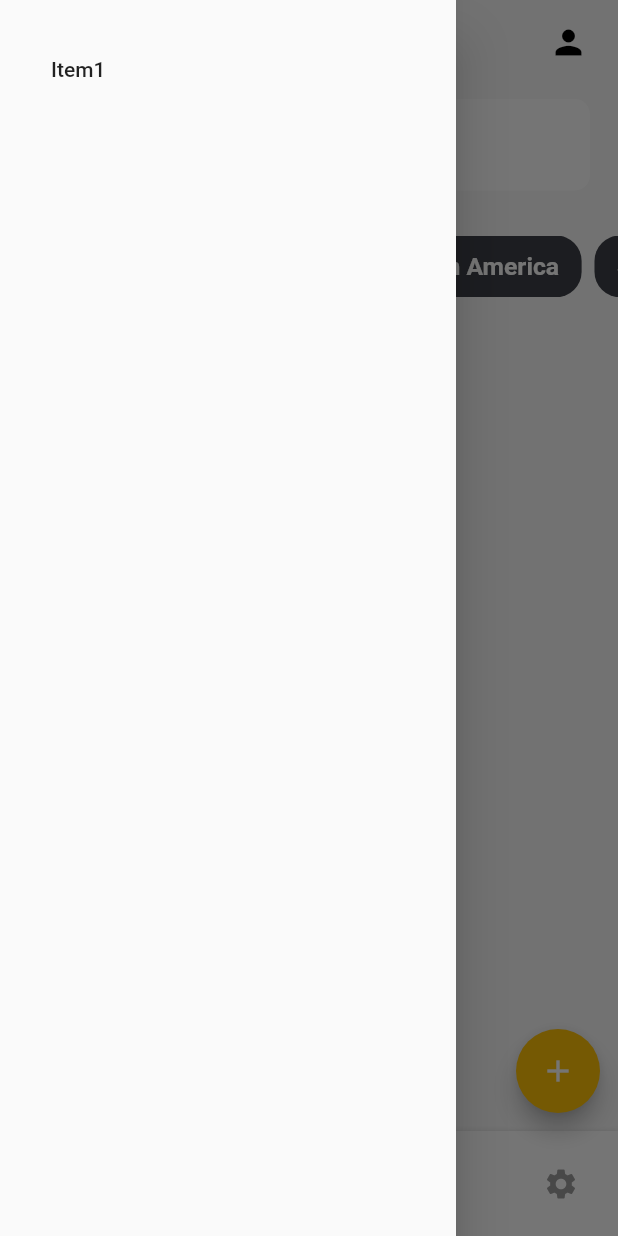
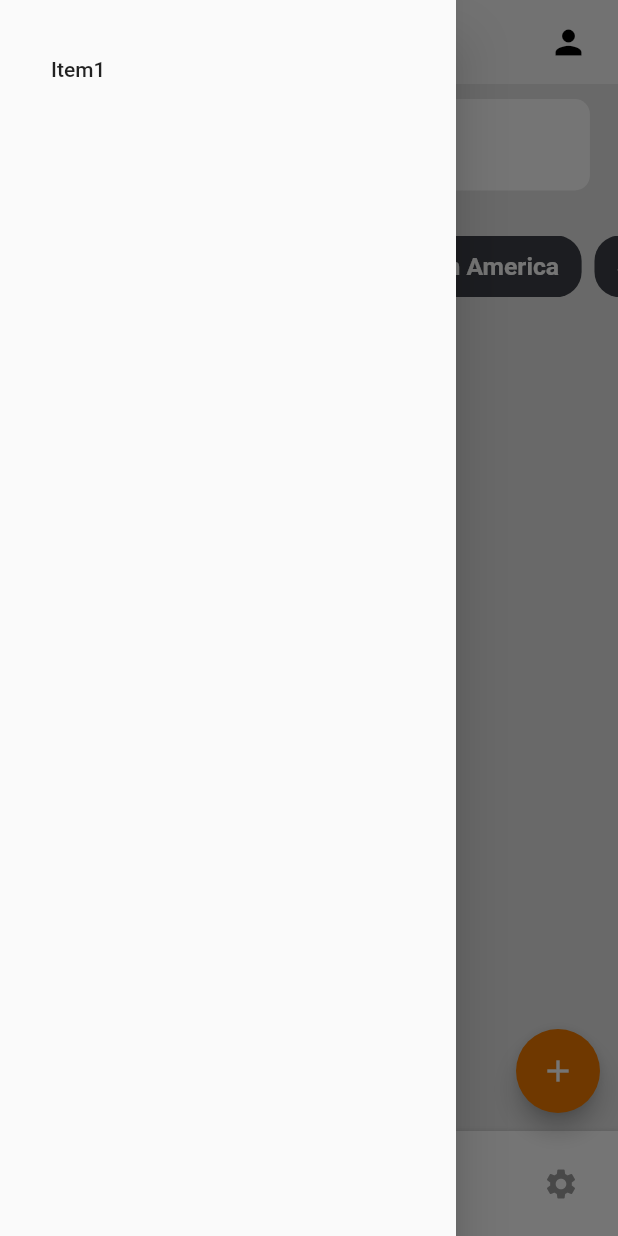
Before and after one commit to SlimanovQ8/tripflutter, a Flutter app: the HomePage screen opened by its route, with the side drawer open, on a phone screen of 412 x 824 dp. Run offline on Flutter 3.47's test engine with Material 2 defaults, Android fonts, the phone set to English and light mode, and no system bars; our stand-ins replace dio, font_awesome_flutter, go_router, image_picker, shared_preferences, smooth_page_indicator; missing offline and left inert: jwt_decode; accounts and stored records are empty; network calls fail.

Commit message:
latest update

```diff
--- a/lib/Pages/HomePage.dart
+++ b/lib/Pages/HomePage.dart
@@ -21,17 +21,19 @@ class _HomePageState extends State<HomePage> {
 
   Widget build(BuildContext context) {
     return Consumer<AuthProvider>(
-        builder: (context, authProvider, child) =>
-       Scaffold(
-        backgroundColor: Color(0xffF8F8F8),
+      builder: (context, authProvider, child) => Scaffold(
+        backgroundColor: Color.fromARGB(255, 228, 228, 228),
         appBar: AppBar(
           backgroundColor: Color(0xffF8F8F8),
           elevation: 0.0,
           iconTheme: IconThemeData(color: Colors.black),
-          title: Text("Welcome ${authProvider.user.username}", style: TextStyle(
+          title: Text(
+            "Welcome ${authProvider.user.username}",
+            style: TextStyle(
               color: Colors.black,
               fontSize: 20,
-          ),),
+            ),
+          ),
           centerTitle: true,
           actions: [
             Padding(
@@ -42,12 +44,10 @@ class _HomePageState extends State<HomePage> {
                     Icons.person,
                     size: 26.0,
                   ),
-                )
-            ),
+                )),
           ],
         ),
         drawer: Drawer(
-
           child: SafeArea(
             child: Padding(
               padding: const EdgeInsets.all(18.0),
@@ -64,7 +64,6 @@ class _HomePageState extends State<HomePage> {
         body: Stack(
           children: [
             Column(
-
               children: [
                 Container(
                   height: 200,
@@ -76,9 +75,7 @@ class _HomePageState extends State<HomePage> {
                     ],
                   ),
                 ),
-
                 PropertyViews(),
-
               ],
             ),
           ],
@@ -88,7 +85,7 @@ class _HomePageState extends State<HomePage> {
             onPressed: () {
               context.push("/createtrip");
             },
-             backgroundColor: Colors.amber,
+            backgroundColor: Color(0xffF17B00),
             child: const Icon(Icons.add)),
         floatingActionButtonLocation: FloatingActionButtonLocation.miniEndFloat,
       ),
```
Lines whose indentation alone changed are shown as unchanged.
